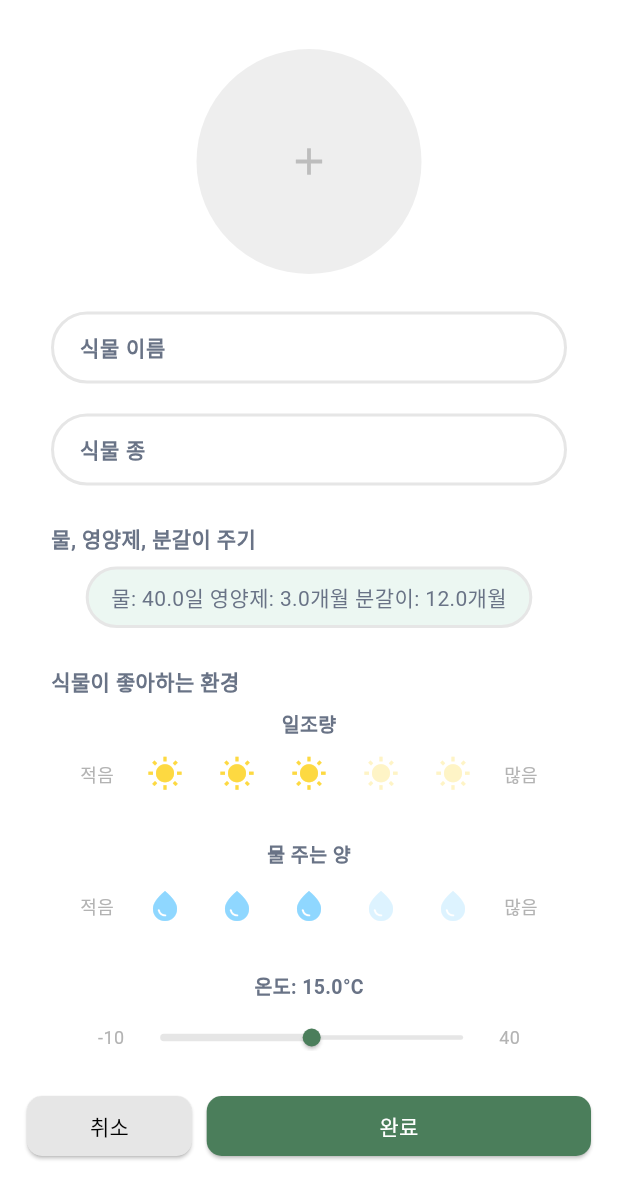
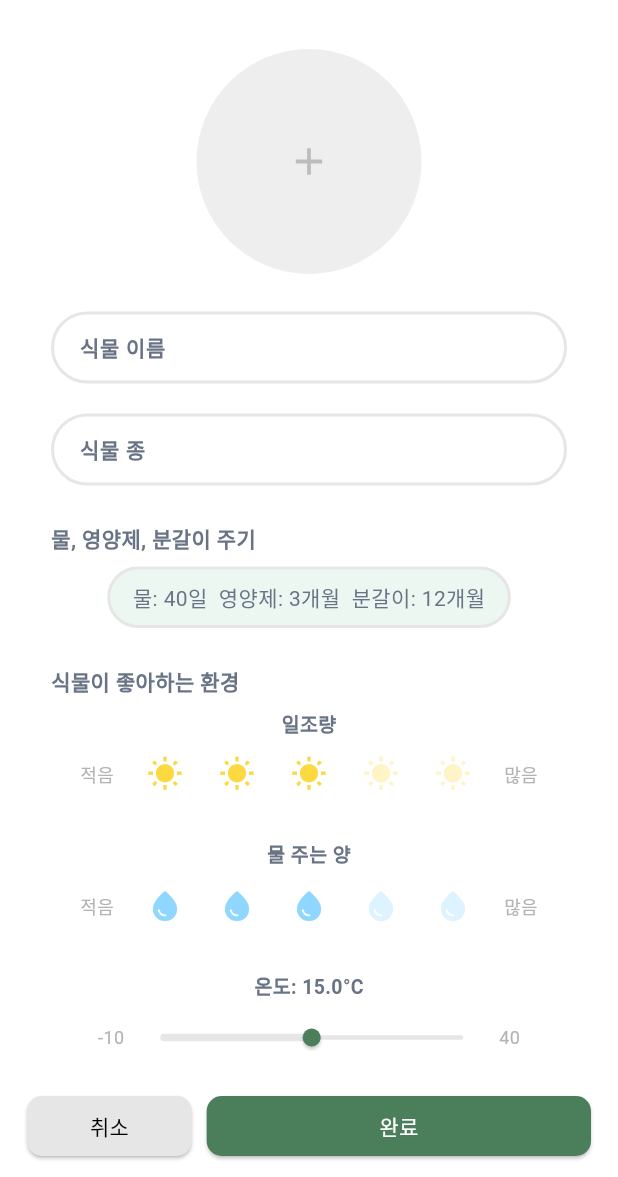
Before and after one commit to hansung-MobileCapstone/PlantyNote, a Flutter app: the MyPlantRegisterScreen screen opened by its route, on a phone screen of 412 x 824 dp, the part 59-1236 px from its top. Run offline on Flutter 3.47's test engine with Material 3 defaults, Android fonts, the phone set to English and light mode, and no system bars; our stand-ins replace carousel_slider, cloud_firestore, firebase_auth, firebase_core, fluttertoast, go_router and 1 more; accounts and stored records are empty; key blocks and very long unbroken strings in the code were emptied for the run.

Commit message:
feat/36: main merge

```diff
--- a/lib/screens/auth/login_screen.dart
+++ b/lib/screens/auth/login_screen.dart
@@ -291,7 +291,7 @@ class LoginScreenState extends State<LoginScreen> {
           msg: "로그인 성공!",
           toastLength: Toast.LENGTH_SHORT,
           gravity: ToastGravity.BOTTOM,
-          backgroundColor: Colors.green, // 배경색
+          backgroundColor: Color(0xFF4B7E5B), // 배경색
           textColor: Colors.white, // 글자 색
           fontSize: 16.0,
         );
--- a/lib/screens/auth/signup_screen.dart
+++ b/lib/screens/auth/signup_screen.dart
@@ -397,7 +397,7 @@ class SignupScreenState extends State<SignupScreen> {
         msg: "회원가입 성공!",
         toastLength: Toast.LENGTH_SHORT,
         gravity: ToastGravity.BOTTOM,
-        backgroundColor: Colors.green, // 배경색 설정
+        backgroundColor: Color(0xFF4B7E5B), // 배경색 설정
         textColor: Colors.white, // 글자 색 설정
         fontSize: 16.0,
       );
--- a/lib/screens/plants/my_plant_register_screen.dart
+++ b/lib/screens/plants/my_plant_register_screen.dart
@@ -336,7 +336,7 @@ class _MyPlantRegisterScreenState extends State<MyPlantRegisterScreen> {
             ),
           ),
           child: Text(
-            '물: $waterCycle일 영양제: $fertilizerCycle개월 분갈이: $repottingCycle개월',
+            '물: ${waterCycle.toInt()}일  영양제: ${fertilizerCycle.toInt()}개월  분갈이: ${repottingCycle.toInt()}개월',
             style: const TextStyle(
               fontSize: 14,
               color: Color(0xFF697386),
```
